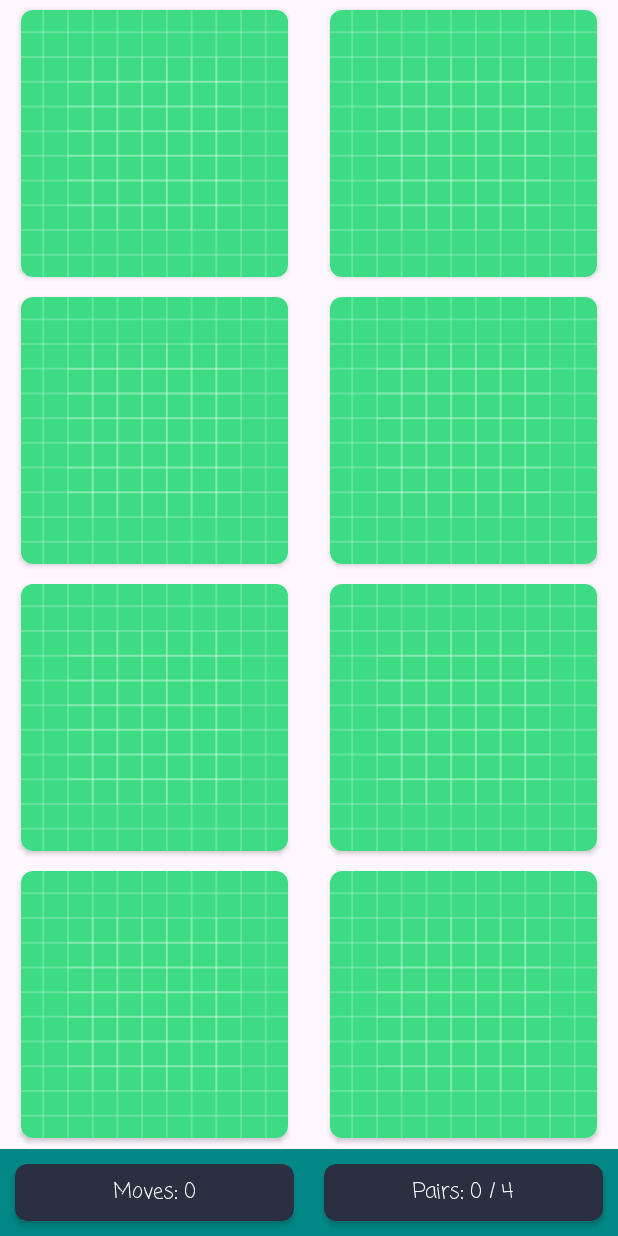
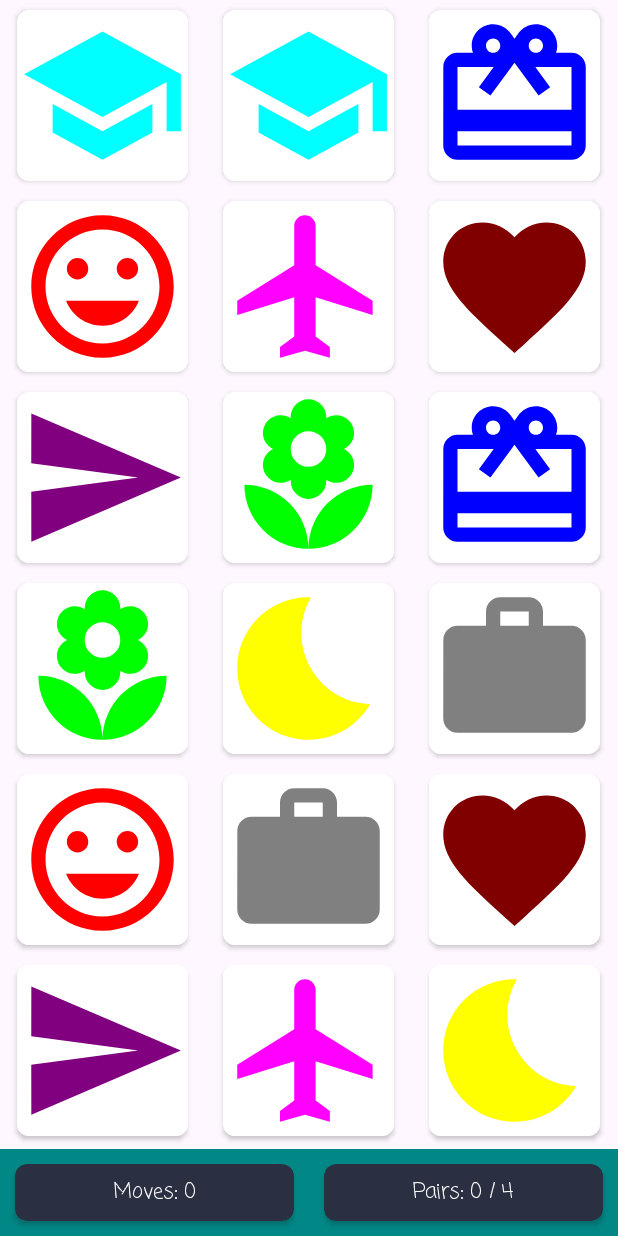
Before and after one commit to HusPhil/learningMobileComputing, an Android app: the screen it shows after launch (MainActivity), on a phone screen of 412 x 824 dp. Run offline under Robolectric (Android 15) with nearby library versions, the phone set to English and light mode, and no system bars.

Commit message:
added boardsize enum and icons

```diff
--- a/app/src/main/java/com/husph/mymemory/MainActivity.java
+++ b/app/src/main/java/com/husph/mymemory/MainActivity.java
@@ -11,15 +11,21 @@ import androidx.core.view.WindowInsetsCompat;
 import androidx.recyclerview.widget.GridLayoutManager;
 import androidx.recyclerview.widget.RecyclerView;
 
+import com.husph.mymemory.models.BoardSize;
+import com.husph.mymemory.utils.Constants;
+
+import java.util.Collections;
+import java.util.List;
+
 public class MainActivity extends AppCompatActivity {
 
-    private final int NUM_OF_ELEMENTS_IN_GRID = 8;
-    private final int NUM_OF_COLUMNS_IN_GRID = 2;
+    private BoardSize boardSize = BoardSize.MEDIUM;
 
     private RecyclerView rvBoard;
     private TextView tvNumMoves;
     private TextView tvNumPairs;
 
+    public List<Integer> cardImages = Constants.getShuffledImages(boardSize.getCardPairs());
 
 
     @Override
@@ -39,9 +45,9 @@ public class MainActivity extends AppCompatActivity {
         tvNumPairs = findViewById(R.id.tvNumPairs);
 
         //setting up the recycler view
-        rvBoard.setAdapter(new MemoryBoardAdapter(this, NUM_OF_ELEMENTS_IN_GRID));
+        rvBoard.setAdapter(new MemoryBoardAdapter(this, boardSize, cardImages));
         rvBoard.setHasFixedSize(true);
-        rvBoard.setLayoutManager(new GridLayoutManager(this, NUM_OF_COLUMNS_IN_GRID));
+        rvBoard.setLayoutManager(new GridLayoutManager(this, boardSize.getCardWidth()));
     }
 
 
--- a/app/src/main/java/com/husph/mymemory/MemoryBoardAdapter.java
+++ b/app/src/main/java/com/husph/mymemory/MemoryBoardAdapter.java
@@ -10,6 +10,10 @@ import android.widget.ImageButton;
 import androidx.annotation.NonNull;
 import androidx.recyclerview.widget.RecyclerView;
 
+import com.husph.mymemory.models.BoardSize;
+
+import java.util.List;
+
 public class MemoryBoardAdapter extends RecyclerView.Adapter<MemoryBoardAdapter.ViewHolder> {
 
     static final int NUM_OF_ELEMENTS_IN_GRID = 8;
@@ -18,20 +22,22 @@ public class MemoryBoardAdapter extends RecyclerView.Adapter<MemoryBoardAdapter.
     static final String TAG = "MemoryBoardAdapter";
 
     private final Context context;
-    private final int numOfElementsInGrid;
+    private final BoardSize boardSize;
+    protected final List<Integer> cardImages;
 
 
-    public MemoryBoardAdapter(Context context, int numOfElementsInGrid) {
+    public MemoryBoardAdapter(Context context, BoardSize boardSize, List<Integer> cardImages) {
         this.context = context;
-        this.numOfElementsInGrid = numOfElementsInGrid;
+        this.boardSize = boardSize;
+        this.cardImages = cardImages;
     }
 
     @NonNull
     @Override
     public ViewHolder onCreateViewHolder(@NonNull ViewGroup parent, int viewType) {
 
-        final int cardHeight = parent.getHeight()/(NUM_OF_ELEMENTS_IN_GRID/NUM_OF_COLUMNS_IN_GRID);
-        final int cardWidth = parent.getWidth()/(NUM_OF_COLUMNS_IN_GRID);
+        final int cardWidth = parent.getWidth() / boardSize.getCardWidth();
+        final int cardHeight = parent.getHeight() / boardSize.getCardHeight();
         final int cardSideLength = Math.min(cardWidth, cardHeight) - (2 * MARGIN_SIZE);
 
         View itemView = LayoutInflater.from(context)
@@ -49,12 +55,12 @@ public class MemoryBoardAdapter extends RecyclerView.Adapter<MemoryBoardAdapter.
 
     @Override
     public void onBindViewHolder(@NonNull ViewHolder holder, int position) {
-        holder.bind(position);
+        holder.bind(position, cardImages);
     }
 
     @Override
     public int getItemCount() {
-        return numOfElementsInGrid;
+        return boardSize.getNumOfCards();
     }
 
 
@@ -65,8 +71,8 @@ public class MemoryBoardAdapter extends RecyclerView.Adapter<MemoryBoardAdapter.
 
         private final ImageButton imageButton = itemView.findViewById(R.id.imageButton);
 
-        void bind(int position) {
-            //no-op
+        void bind(int position, List<Integer> cardImages) {
+            imageButton.setImageResource(cardImages.get(position));
             imageButton.setOnClickListener(new View.OnClickListener() {
                 @Override
                 public void onClick(View view) {
--- /dev/null
+++ b/app/src/main/java/com/husph/mymemory/models/BoardSize.java
@@ -0,0 +1,42 @@
+package com.husph.mymemory.models;
+
+public enum BoardSize {
+    EASY(8),
+    MEDIUM(18),
+    HARD(24);
+
+    private final int numOfCards;
+
+    BoardSize(int numOfCards) {
+        if(numOfCards % 2 != 0) {
+            throw new IllegalArgumentException("Only even number of cards is accepted for the board size.");
+        }
+        this.numOfCards = numOfCards;
+    }
+
+    public int getCardWidth() {
+        switch (this) {
+            case EASY:
+                return 2;
+            case MEDIUM:
+                return 3;
+            case HARD:
+                return 4;
+            default:
+                throw new IllegalArgumentException("Invalid arguments received in BoardSize");
+        }
+    };
+
+    public int getCardHeight() {
+        return numOfCards / getCardWidth();
+    }
+
+    public int getCardPairs() {
+        return numOfCards / 2;
+    }
+
+    public int getNumOfCards() {
+        return numOfCards;
+    }
+
+}
--- /dev/null
+++ b/app/src/main/java/com/husph/mymemory/utils/Constants.java
@@ -0,0 +1,40 @@
+package com.husph.mymemory.utils;
+
+import com.husph.mymemory.R;
+
+import java.lang.reflect.Array;
+import java.util.ArrayList;
+import java.util.Arrays;
+import java.util.Collections;
+import java.util.List;
+
+public class Constants {
+    public static final List<Integer> DEFAULT_ICONS = List.of(
+            R.drawable.ic_face,
+            R.drawable.ic_flower,
+            R.drawable.ic_gift,
+            R.drawable.ic_heart,
+            R.drawable.ic_home,
+            R.drawable.ic_lightning,
+            R.drawable.ic_moon,
+            R.drawable.ic_plane,
+            R.drawable.ic_school,
+            R.drawable.ic_send,
+            R.drawable.ic_star,
+            R.drawable.ic_work
+    );
+
+    public static List<Integer> getShuffledImages(int numOfPairs) {
+        List<Integer> shuffledImages = new ArrayList<>(DEFAULT_ICONS);
+        Collections.shuffle(shuffledImages);
+
+        List<Integer> takenImages =  shuffledImages.subList(0, Math.min(shuffledImages.size(), numOfPairs));
+
+        List<Integer> randomizedImages = new ArrayList<>(takenImages);
+        randomizedImages.addAll(takenImages);
+        Collections.shuffle((randomizedImages));
+
+        return randomizedImages;
+    }
+
+}
--- /dev/null
+++ b/app/src/main/res/drawable/ic_face.xml
@@ -0,0 +1,5 @@
+<vector xmlns:android="http://schemas.android.com/apk/res/android" android:height="24dp" android:tint="#FF0000" android:viewportHeight="24" android:viewportWidth="24" android:width="24dp">
+
+    <path android:fillColor="@android:color/white" android:pathData="M11.99,2C6.47,2 2,6.48 2,12s4.47,10 9.99,10C17.52,22 22,17.52 22,12S17.52,2 11.99,2zM12,20c-4.42,0 -8,-3.58 -8,-8s3.58,-8 8,-8 8,3.58 8,8 -3.58,8 -8,8zM15.5,11c0.83,0 1.5,-0.67 1.5,-1.5S16.33,8 15.5,8 14,8.67 14,9.5s0.67,1.5 1.5,1.5zM8.5,11c0.83,0 1.5,-0.67 1.5,-1.5S9.33,8 8.5,8 7,8.67 7,9.5 7.67,11 8.5,11zM12,17.5c2.33,0 4.31,-1.46 5.11,-3.5L6.89,14c0.8,2.04 2.78,3.5 5.11,3.5z"/>
+
+</vector>
--- /dev/null
+++ b/app/src/main/res/drawable/ic_flower.xml
@@ -0,0 +1,5 @@
+<vector xmlns:android="http://schemas.android.com/apk/res/android" android:height="24dp" android:tint="#00FF00" android:viewportHeight="24" android:viewportWidth="24" android:width="24dp">
+
+    <path android:fillColor="@android:color/white" android:pathData="M12,22c4.97,0 9,-4.03 9,-9 -4.97,0 -9,4.03 -9,9zM5.6,10.25c0,1.38 1.12,2.5 2.5,2.5 0.53,0 1.01,-0.16 1.42,-0.44l-0.02,0.19c0,1.38 1.12,2.5 2.5,2.5s2.5,-1.12 2.5,-2.5l-0.02,-0.19c0.4,0.28 0.89,0.44 1.42,0.44 1.38,0 2.5,-1.12 2.5,-2.5 0,-1 -0.59,-1.85 -1.43,-2.25 0.84,-0.4 1.43,-1.25 1.43,-2.25 0,-1.38 -1.12,-2.5 -2.5,-2.5 -0.53,0 -1.01,0.16 -1.42,0.44l0.02,-0.19C14.5,2.12 13.38,1 12,1S9.5,2.12 9.5,3.5l0.02,0.19c-0.4,-0.28 -0.89,-0.44 -1.42,-0.44 -1.38,0 -2.5,1.12 -2.5,2.5 0,1 0.59,1.85 1.43,2.25 -0.84,0.4 -1.43,1.25 -1.43,2.25zM12,5.5c1.38,0 2.5,1.12 2.5,2.5s-1.12,2.5 -2.5,2.5S9.5,9.38 9.5,8s1.12,-2.5 2.5,-2.5zM3,13c0,4.97 4.03,9 9,9 0,-4.97 -4.03,-9 -9,-9z"/>
+
+</vector>
--- /dev/null
+++ b/app/src/main/res/drawable/ic_gift.xml
@@ -0,0 +1,5 @@
+<vector xmlns:android="http://schemas.android.com/apk/res/android" android:height="24dp" android:tint="#0000FF" android:viewportHeight="24" android:viewportWidth="24" android:width="24dp">
+
+    <path android:fillColor="@android:color/white" android:pathData="M20,6h-2.18c0.11,-0.31 0.18,-0.65 0.18,-1 0,-1.66 -1.34,-3 -3,-3 -1.05,0 -1.96,0.54 -2.5,1.35l-0.5,0.67 -0.5,-0.68C10.96,2.54 10.05,2 9,2 7.34,2 6,3.34 6,5c0,0.35 0.07,0.69 0.18,1L4,6c-1.11,0 -1.99,0.89 -1.99,2L2,19c0,1.11 0.89,2 2,2h16c1.11,0 2,-0.89 2,-2L22,8c0,-1.11 -0.89,-2 -2,-2zM15,4c0.55,0 1,0.45 1,1s-0.45,1 -1,1 -1,-0.45 -1,-1 0.45,-1 1,-1zM9,4c0.55,0 1,0.45 1,1s-0.45,1 -1,1 -1,-0.45 -1,-1 0.45,-1 1,-1zM20,19L4,19v-2h16v2zM20,14L4,14L4,8h5.08L7,10.83 8.62,12 11,8.76l1,-1.36 1,1.36L15.38,12 17,10.83 14.92,8L20,8v6z"/>
+
+</vector>
--- /dev/null
+++ b/app/src/main/res/drawable/ic_heart.xml
@@ -0,0 +1,5 @@
+<vector xmlns:android="http://schemas.android.com/apk/res/android" android:height="24dp" android:tint="#800000" android:viewportHeight="24" android:viewportWidth="24" android:width="24dp">
+
+    <path android:fillColor="@android:color/white" android:pathData="M12,21.35l-1.45,-1.32C5.4,15.36 2,12.28 2,8.5 2,5.42 4.42,3 7.5,3c1.74,0 3.41,0.81 4.5,2.09C13.09,3.81 14.76,3 16.5,3 19.58,3 22,5.42 22,8.5c0,3.78 -3.4,6.86 -8.55,11.54L12,21.35z"/>
+
+</vector>
--- /dev/null
+++ b/app/src/main/res/drawable/ic_home.xml
@@ -0,0 +1,5 @@
+<vector xmlns:android="http://schemas.android.com/apk/res/android" android:height="24dp" android:tint="#008000" android:viewportHeight="24" android:viewportWidth="24" android:width="24dp">
+
+    <path android:fillColor="@android:color/white" android:pathData="M10,20v-6h4v6h5v-8h3L12,3 2,12h3v8z"/>
+
+</vector>
--- /dev/null
+++ b/app/src/main/res/drawable/ic_lightning.xml
@@ -0,0 +1,5 @@
+<vector xmlns:android="http://schemas.android.com/apk/res/android" android:height="24dp" android:tint="#000080" android:viewportHeight="24" android:viewportWidth="24" android:width="24dp">
+
+    <path android:fillColor="@android:color/white" android:pathData="M7,2v11h3v9l7,-12h-4l4,-8z"/>
+
+</vector>
--- /dev/null
+++ b/app/src/main/res/drawable/ic_moon.xml
@@ -0,0 +1,5 @@
+<vector xmlns:android="http://schemas.android.com/apk/res/android" android:height="24dp" android:tint="#FFFF00" android:viewportHeight="24" android:viewportWidth="24" android:width="24dp">
+
+    <path android:fillColor="@android:color/white" android:pathData="M12.34,2.02C6.59,1.82 2,6.42 2,12c0,5.52 4.48,10 10,10c3.71,0 6.93,-2.02 8.66,-5.02C13.15,16.73 8.57,8.55 12.34,2.02z"/>
+
+</vector>
--- /dev/null
+++ b/app/src/main/res/drawable/ic_plane.xml
@@ -0,0 +1,5 @@
+<vector xmlns:android="http://schemas.android.com/apk/res/android" android:height="24dp" android:tint="#FF00FF" android:viewportHeight="24" android:viewportWidth="24" android:width="24dp">
+
+    <path android:fillColor="@android:color/white" android:pathData="M21,16v-2l-8,-5V3.5c0,-0.83 -0.67,-1.5 -1.5,-1.5S10,2.67 10,3.5V9l-8,5v2l8,-2.5V19l-2,1.5V22l3.5,-1 3.5,1v-1.5L13,19v-5.5l8,2.5z"/>
+
+</vector>
--- /dev/null
+++ b/app/src/main/res/drawable/ic_school.xml
@@ -0,0 +1,5 @@
+<vector xmlns:android="http://schemas.android.com/apk/res/android" android:height="24dp" android:tint="#00FFFF" android:viewportHeight="24" android:viewportWidth="24" android:width="24dp">
+
+    <path android:fillColor="@android:color/white" android:pathData="M5,13.18v4L12,21l7,-3.82v-4L12,17l-7,-3.82zM12,3L1,9l11,6 9,-4.91V17h2V9L12,3z"/>
+
+</vector>
--- /dev/null
+++ b/app/src/main/res/drawable/ic_send.xml
@@ -0,0 +1,5 @@
+<vector xmlns:android="http://schemas.android.com/apk/res/android" android:autoMirrored="true" android:height="24dp" android:tint="#800080" android:viewportHeight="24" android:viewportWidth="24" android:width="24dp">
+
+    <path android:fillColor="@android:color/white" android:pathData="M2.01,21L23,12 2.01,3 2,10l15,2 -15,2z"/>
+
+</vector>
--- /dev/null
+++ b/app/src/main/res/drawable/ic_star.xml
@@ -0,0 +1,5 @@
+<vector xmlns:android="http://schemas.android.com/apk/res/android" android:height="24dp" android:tint="#FF7D00" android:viewportHeight="24" android:viewportWidth="24" android:width="24dp">
+
+    <path android:fillColor="@android:color/white" android:pathData="M12,17.27L18.18,21l-1.64,-7.03L22,9.24l-7.19,-0.61L12,2 9.19,8.63 2,9.24l5.46,4.73L5.82,21z"/>
+
+</vector>
--- /dev/null
+++ b/app/src/main/res/drawable/ic_work.xml
@@ -0,0 +1,5 @@
+<vector xmlns:android="http://schemas.android.com/apk/res/android" android:height="24dp" android:tint="#808080" android:viewportHeight="24" android:viewportWidth="24" android:width="24dp">
+
+    <path android:fillColor="@android:color/white" android:pathData="M20,6h-4L16,4c0,-1.11 -0.89,-2 -2,-2h-4c-1.11,0 -2,0.89 -2,2v2L4,6c-1.11,0 -1.99,0.89 -1.99,2L2,19c0,1.11 0.89,2 2,2h16c1.11,0 2,-0.89 2,-2L22,8c0,-1.11 -0.89,-2 -2,-2zM14,6h-4L10,4h4v2z"/>
+
+</vector>
--- a/app/src/main/res/layout/activity_main.xml
+++ b/app/src/main/res/layout/activity_main.xml
@@ -60,6 +60,7 @@
         android:id="@+id/rvBoard"
         android:layout_width="0dp"
         android:layout_height="0dp"
+        android:overScrollMode="never"
         app:layout_constraintBottom_toTopOf="@+id/llGameInfo"
         app:layout_constraintEnd_toEndOf="parent"
         app:layout_constraintStart_toStartOf="parent"
```
